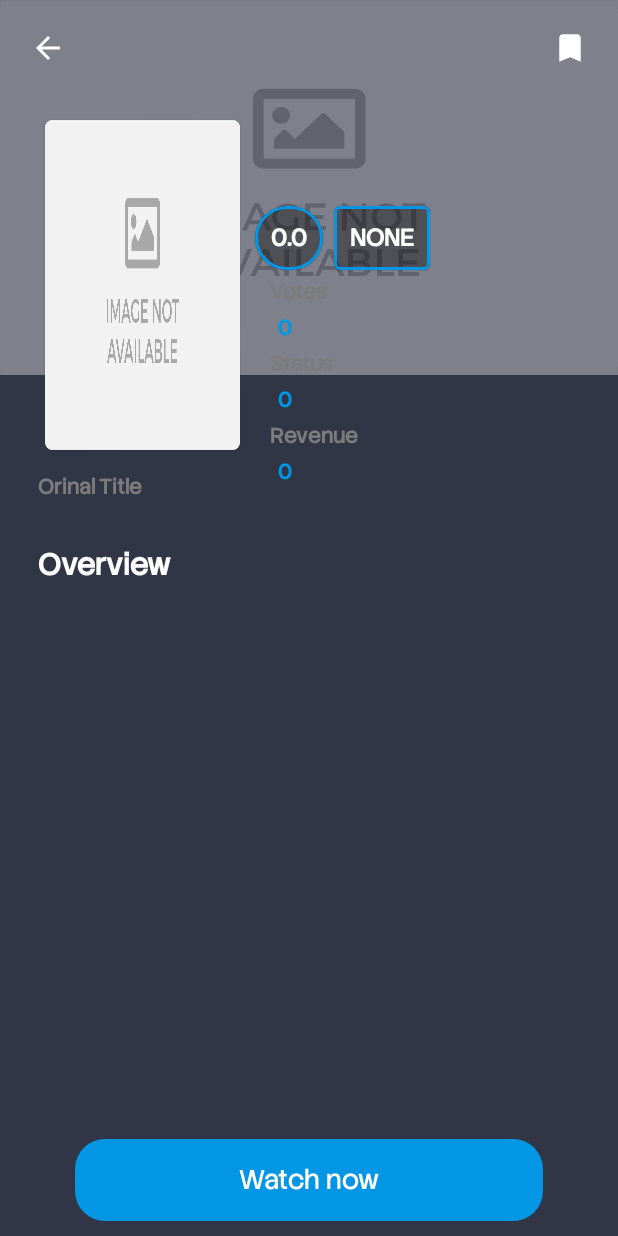
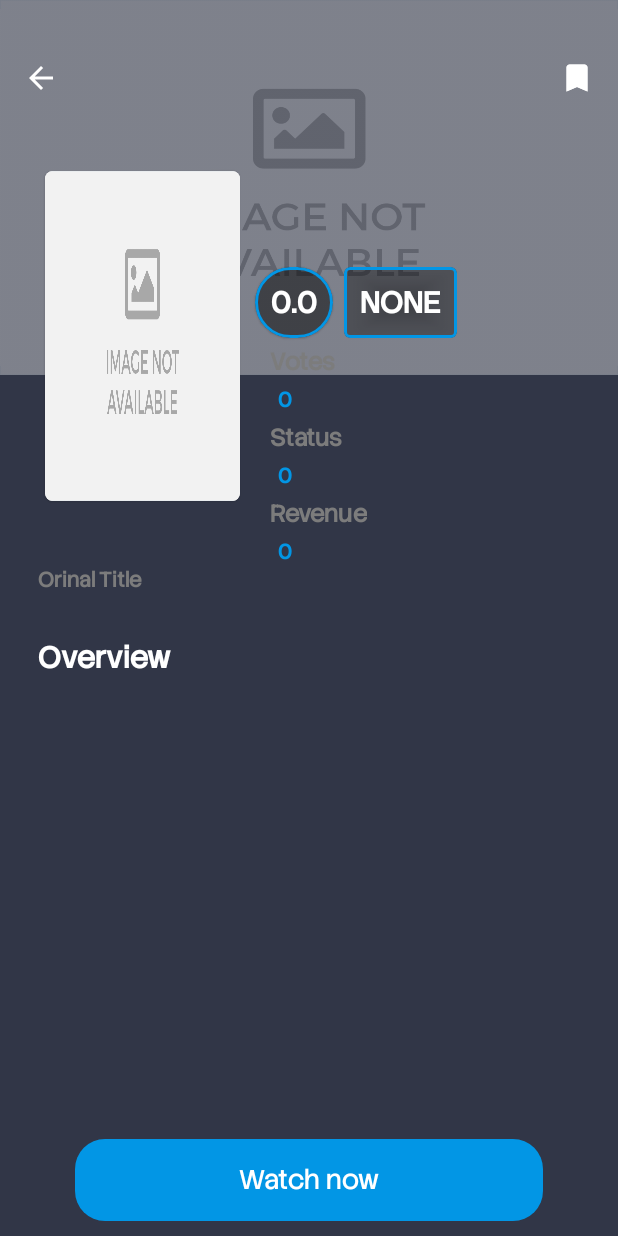
Before and after one commit to jay6780/PinoyFlix, an Android app: the Details_activity screen opened directly, with no data from a screen before it, on a phone screen of 412 x 824 dp. Run offline under Robolectric (Android 15) with nearby library versions, the phone set to English and light mode, and no system bars; pictures from the network do not load.

Commit message:
optimized ui

```diff
--- a/app/src/main/java/com/m/freemovie/Activity/Details_activity.java
+++ b/app/src/main/java/com/m/freemovie/Activity/Details_activity.java
@@ -5,6 +5,8 @@ import androidx.appcompat.app.AppCompatActivity;
 import android.content.Intent;
 import android.os.Bundle;
 import android.text.TextUtils;
+import android.view.View;
+import android.view.WindowManager;
 import android.widget.ImageView;
 import android.widget.TextView;
 
@@ -34,13 +36,16 @@ public class Details_activity extends AppCompatActivity implements DetailContrac
     private String title;
     private SPUtils spUtils;
     private String lastImage;
-    private String movieName;
 
     @Override
     protected void onCreate(Bundle savedInstanceState) {
         super.onCreate(savedInstanceState);
         setContentView(R.layout.activity_details);
         getSupportActionBar().hide();
+        getWindow().setFlags(
+                WindowManager.LayoutParams.FLAG_LAYOUT_NO_LIMITS,
+                WindowManager.LayoutParams.FLAG_LAYOUT_NO_LIMITS
+        );
 
         hud = KProgressHUD.create(this)
                 .setStyle(KProgressHUD.Style.SPIN_INDETERMINATE)
@@ -176,6 +181,16 @@ public class Details_activity extends AppCompatActivity implements DetailContrac
     }
 
     @Override
+    protected void onStart() {
+        super.onStart();
+        getWindow().getDecorView().setSystemUiVisibility(
+                View.SYSTEM_UI_FLAG_HIDE_NAVIGATION
+        );
+    }
+
+
+
+    @Override
     public void getDetailResponse(DetailBean movieBean) {
         if (movieBean != null && !isFinishing() && !isDestroyed()) {
             String posterPath = "https://image.tmdb.org/t/p/w500/" + movieBean.getPoster_path();
@@ -224,6 +239,9 @@ public class Details_activity extends AppCompatActivity implements DetailContrac
     protected void onResume() {
         super.onResume();
         setImageData(id);
+        getWindow().getDecorView().setSystemUiVisibility(
+                View.SYSTEM_UI_FLAG_HIDE_NAVIGATION
+        );
     }
 
     @Override
--- a/app/src/main/java/com/m/freemovie/Activity/ViewAllActivity.java
+++ b/app/src/main/java/com/m/freemovie/Activity/ViewAllActivity.java
@@ -33,6 +33,7 @@ public class ViewAllActivity extends AppCompatActivity implements MovieAllContra
     private int position;
     private ViewAllPresenter viewAllPresenter;
     private SwipeRefreshLayout swipeRefreshLayout;
+    private boolean isReload = false;
     @Override
     protected void onCreate(Bundle savedInstanceState) {
         super.onCreate(savedInstanceState);
@@ -62,6 +63,7 @@ public class ViewAllActivity extends AppCompatActivity implements MovieAllContra
                             return;
                         }
                         isLoading = true;
+                        isReload = false;
                         page++;
                         loadMore();
                     }
@@ -132,7 +134,8 @@ public class ViewAllActivity extends AppCompatActivity implements MovieAllContra
         }
         page = 1;
         movieLists.clear();
-        viewAllAdapter.setNewData(movieLists);
+        isReload = true;
+        viewAllAdapter.setNewData(new ArrayList<>());
         switch (position){
             case 1:
                 viewAllPresenter.getViewAll(getString(R.string.key),page,1);
@@ -172,6 +175,10 @@ public class ViewAllActivity extends AppCompatActivity implements MovieAllContra
             Toast.makeText(getApplicationContext(),"Error fetching data: "+error,Toast.LENGTH_SHORT).show();
             swipeRefreshLayout.setRefreshing(false);
         }, 500);
+        if(isReload){
+            rv_viewAll.scrollToPosition(0);
+        }
+        isReload = false;
     }
 
     @Override
@@ -188,6 +195,9 @@ public class ViewAllActivity extends AppCompatActivity implements MovieAllContra
             if(!movieBean.getResults().isEmpty()){
                 movieLists.addAll(movieBean.getResults());
                 viewAllAdapter.setNewData(movieLists);
+                if(isReload){
+                    rv_viewAll.scrollToPosition(0);
+                }
             }else{
                 Toast.makeText(this,"No more movies",Toast.LENGTH_SHORT).show();
                 isLoading = false;
--- a/app/src/main/java/com/m/freemovie/Fragment/SearchFragment.java
+++ b/app/src/main/java/com/m/freemovie/Fragment/SearchFragment.java
@@ -49,7 +49,6 @@ public class SearchFragment extends Fragment implements SearchContract.View,View
         rv_search.setLayoutManager(new StaggeredGridLayoutManager(2, StaggeredGridLayoutManager.VERTICAL));
         movieAdapter = new ViewAllAdapter();
         rv_search.setAdapter(movieAdapter);
-        rv_search.setHasFixedSize(true);
         searchPresenter = new SearchPresenter(this);
         btn_send.setOnClickListener(this);
         rv_search.addOnScrollListener(new RecyclerView.OnScrollListener() {
--- a/app/src/main/res/layout/activity_details.xml
+++ b/app/src/main/res/layout/activity_details.xml
@@ -6,22 +6,28 @@
     android:background="#313647"
     xmlns:app="http://schemas.android.com/apk/res-auto">
 
+    <RelativeLayout
+        android:id="@+id/rl_back"
+        android:layout_width="match_parent"
+        android:layout_marginTop="40dp"
+        android:layout_marginEnd="15dp"
+        android:layout_marginStart="15dp"
+        android:elevation="10sp"
+        android:layout_height="wrap_content">
+
         <ImageView
+            android:id="@+id/iv_back"
             android:layout_width="wrap_content"
             android:layout_height="wrap_content"
-        android:id="@+id/iv_back"
-        android:src="@drawable/ic_baseline_arrow_back_24"
-        android:elevation="2sp"
-        android:layout_margin="20sp"/>
+            android:src="@drawable/ic_baseline_arrow_back_24" />
 
         <ImageView
             android:layout_width="wrap_content"
             android:layout_height="wrap_content"
             android:id="@+id/iv_book"
             android:background="@drawable/unbooked"
-        android:layout_alignParentEnd="true"
-        android:elevation="2sp"
-        android:layout_margin="20sp"/>
+            android:layout_alignParentEnd="true" />
+    </RelativeLayout>
 
 
     <ImageView
@@ -35,9 +41,9 @@
     <androidx.core.widget.NestedScrollView
         android:layout_width="match_parent"
         android:layout_height="match_parent"
-        android:layout_marginBottom="5dp"
-        android:layout_marginTop="35dp"
-        android:layout_above="@+id/tv_watch">
+        android:layout_below="@+id/rl_back"
+        android:layout_above="@+id/tv_watch"
+        android:layout_marginBottom="5dp">
 
         <RelativeLayout
             android:layout_width="match_parent"
@@ -58,7 +64,7 @@
                 android:layout_height="220sp"
                 android:layout_below="@+id/tv_title"
                 android:layout_marginStart="20dp"
-                android:layout_marginTop="10sp"
+                android:layout_marginTop="15sp"
                 android:layout_marginEnd="10sp"
                 android:layout_marginBottom="10sp"
                 app:cardCornerRadius="5sp">
@@ -78,6 +84,7 @@
                 android:layout_height="wrap_content"
                 android:layout_below="@+id/tv_title"
                 android:layout_marginTop="20dp"
+                android:textSize="20sp"
                 android:layout_toRightOf="@+id/card" />
 
             <TextView
@@ -87,7 +94,7 @@
                 android:layout_below="@+id/tv_date"
                 android:layout_toRightOf="@+id/card"
                 android:textColor="@color/white"
-                android:textSize="16sp"
+                android:textSize="20sp"
                 android:textStyle="bold" />
 
 
@@ -115,7 +122,7 @@
                         android:padding="5sp"
                         android:text="0.0"
                         android:textColor="@color/white"
-                        android:textSize="16sp"
+                        android:textSize="20sp"
                         android:textStyle="bold"
                         app:layout_constraintBottom_toBottomOf="parent"
                         app:layout_constraintEnd_toEndOf="parent"
@@ -151,7 +158,7 @@
                         android:text="none"
                         android:textAllCaps="true"
                         android:textColor="@color/white"
-                        android:textSize="16sp"
+                        android:textSize="20sp"
                         android:textStyle="bold"
                         app:layout_constraintBottom_toBottomOf="parent"
                         app:layout_constraintEnd_toEndOf="parent"
@@ -172,7 +179,7 @@
                 android:layout_toRightOf="@+id/card"
                 android:text="Votes"
                 android:textColor="#7C7C7C"
-                android:textSize="14sp"
+                android:textSize="16sp"
                 android:textStyle="bold" />
 
 
@@ -200,7 +207,7 @@
                 android:layout_toRightOf="@+id/card"
                 android:text="Status"
                 android:textColor="#7C7C7C"
-                android:textSize="14sp"
+                android:textSize="16sp"
                 android:textStyle="bold" />
 
             <TextView
@@ -227,7 +234,7 @@
                 android:layout_toRightOf="@+id/card"
                 android:text="Revenue"
                 android:textColor="#7C7C7C"
-                android:textSize="14sp"
+                android:textSize="16sp"
                 android:textStyle="bold" />
 
             <TextView
@@ -237,7 +244,6 @@
                 android:layout_below="@+id/revenue"
                 android:layout_marginStart="15dp"
                 android:layout_marginTop="5dp"
-                android:layout_marginBottom="7dp"
                 android:layout_toRightOf="@+id/card"
                 android:text="0"
                 android:textColor="@color/SecondColor"
@@ -249,9 +255,8 @@
                 android:id="@+id/orig"
                 android:layout_width="wrap_content"
                 android:layout_height="wrap_content"
-                android:layout_below="@+id/card"
+                android:layout_below="@+id/tv_revenue"
                 android:layout_marginStart="15dp"
-                android:layout_marginTop="5dp"
                 android:text="Orinal Title"
                 android:textColor="#7C7C7C"
                 android:textSize="14sp"
--- a/app/src/main/res/layout/fragment_bookmark.xml
+++ b/app/src/main/res/layout/fragment_bookmark.xml
@@ -10,7 +10,7 @@
     <TextView
         android:layout_width="wrap_content"
         android:layout_height="wrap_content"
-        android:padding="5dp"
+        android:padding="15dp"
         android:textSize="18sp"
         android:textColor="#ffffff"
         android:text="Bookmark"/>
--- a/app/src/main/res/layout/view_all_item.xml
+++ b/app/src/main/res/layout/view_all_item.xml
@@ -30,6 +30,8 @@
             android:layout_height="wrap_content"
             android:padding="7dp"
             android:textColor="#000000"
+            android:textSize="18sp"
+            android:textStyle="normal"
             app:layout_constraintBottom_toBottomOf="parent"
             app:layout_constraintEnd_toEndOf="parent"
             app:layout_constraintStart_toStartOf="parent"
```
Lines whose indentation alone changed are shown as unchanged.
